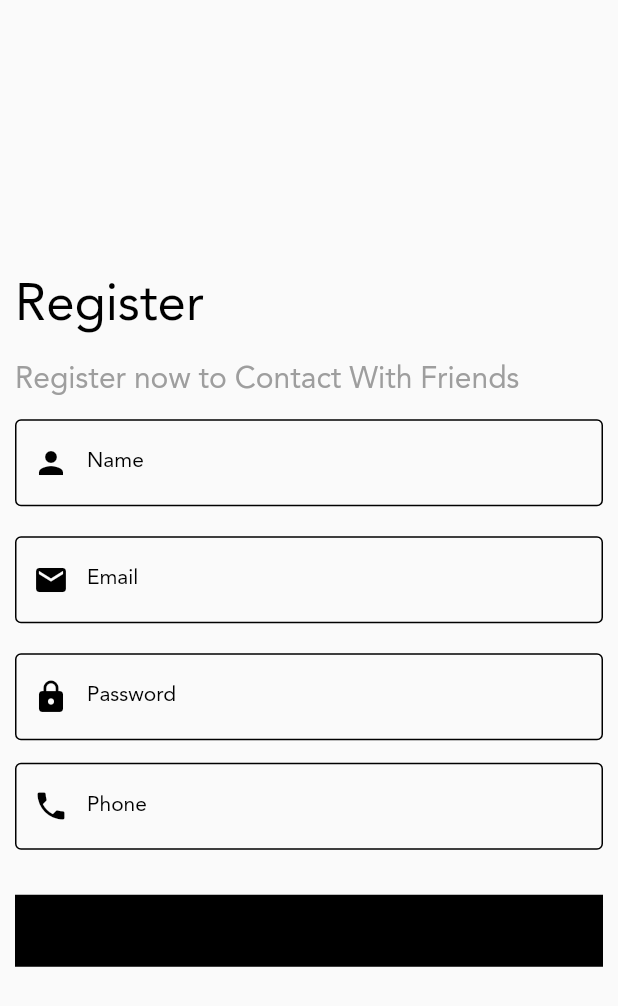
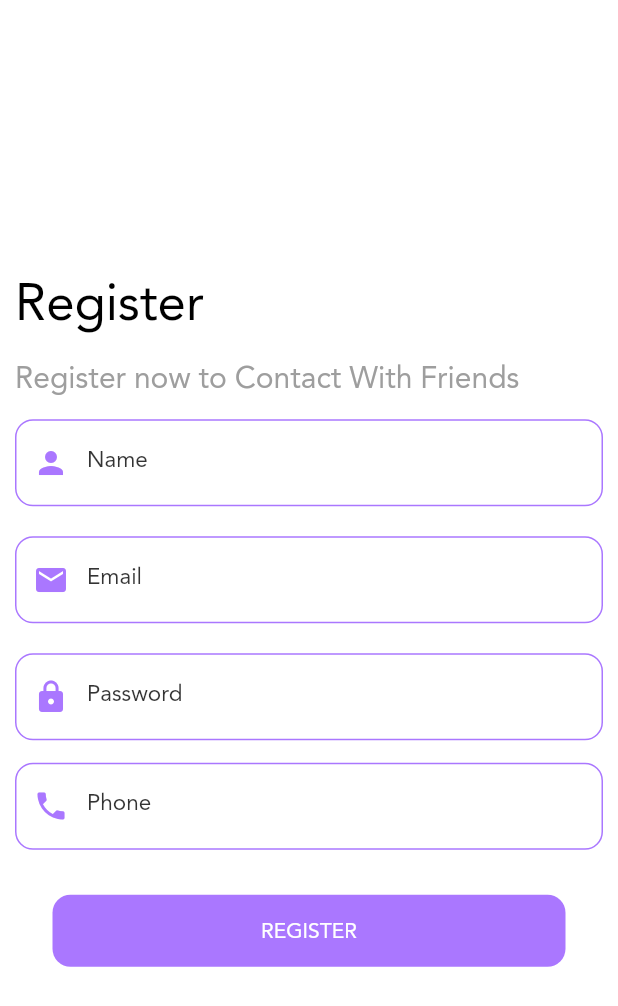
Before and after one commit to SABAHMOHAMEDD/Social-App, a Flutter app: the screen it shows after launch, after a tap on "Register", on a phone screen of 412 x 824 dp. Shown: the top 1006 px of the screen. Run offline on Flutter 3.47's test engine with Material 2 defaults, Android fonts, the phone set to English and light mode, and no system bars; our stand-ins replace another_flushbar, bloc, cloud_firestore, conditional_builder_null_safety, connectivity_plus, dio and 9 more; accounts and stored records are empty; network calls fail.

Commit message:
make overrr

```diff
--- a/lib/main.dart
+++ b/lib/main.dart
@@ -19,6 +19,7 @@ import 'firebase_options.dart';
 import 'modules/Home/cubit/cubit.dart';
 import 'modules/Home/layout.dart';
 import 'modules/login/cubit/cubit.dart';
+import 'modules/story/story_screen.dart';
 import 'my_chats/cubit/private_chats_cubit.dart';
 import 'my_chats/pages/private_chat_screen.dart';
 
@@ -57,7 +58,7 @@ class MyApp extends StatelessWidget {
           BlocProvider(
             create: (BuildContext context) => SocialCubit()
               ..GetUserData()
-              ..GetPosts(),
+              ,
           ),
     BlocProvider(create: (context) => InternetCubit()..checkConnection())
 
@@ -78,6 +79,7 @@ class MyApp extends StatelessWidget {
             NewPostScreen.RouteName: (_) => NewPostScreen(),
             EditProfileScreen.RouteName: (_) => EditProfileScreen(),
             PrivateChatScreen.routeName: (_) => PrivateChatScreen(),
+            StoryScreen.RouteName: (_) => StoryScreen(),
           },
           home: startWidget,
         ));
--- a/lib/modules/Home/cubit/cubit.dart
+++ b/lib/modules/Home/cubit/cubit.dart
@@ -16,6 +16,7 @@ import 'package:social_app/modules/settings/settings_screen.dart';
 import '../../../my_chats/pages/all_chats_screen.dart';
 import '../../../shared/components/constant.dart';
 import '../../../shared/network/local/cache_helper.dart';
+import '../../new_post/new_post_screen.dart';
 
 class SocialCubit extends Cubit<SocialStates> {
   SocialCubit() : super(IntialState()); // need intial state in the super
@@ -31,6 +32,8 @@ class SocialCubit extends Cubit<SocialStates> {
       print(value.data());
 
       model = UserModel.fromJson(value.data()!);
+      CacheHelper.saveData(key: "uId", value: model!.uId);
+
       emit(GetUserSuccessState());
     }).catchError((error) {
       print(error.toString());
@@ -42,14 +45,16 @@ class SocialCubit extends Cubit<SocialStates> {
   List<Widget> Screens = [
     FeedScreen(),
     MyChatsScreen(),
+    NewPostScreen(),
+    SettingScreen(),
     ProfileScreen(),
-    SettingScreen()
   ];
   List<String> title = [
     'Home',
     'Chat',
+    'Create Post',
+    'Settings',
     'Profile',
-    'Settings',
   ];
 
   void ChangebottomNavBar(int index) {
@@ -263,6 +268,7 @@ class SocialCubit extends Cubit<SocialStates> {
   List<PostModel> posts = [];
 
   void GetPosts() {
+    posts = [];
     emit(GetPostsLoadingState());
 
     FirebaseFirestore.instance.collection('posts').get().then((value) {
@@ -274,7 +280,6 @@ class SocialCubit extends Cubit<SocialStates> {
       emit(GetPostsErrorState(error));
     });
   }
-
 
   List<UserModel> users = [];
 
@@ -293,6 +298,4 @@ class SocialCubit extends Cubit<SocialStates> {
       print(error.toString());
     });
   }
-
-
 }
--- a/lib/modules/Register/Register_screen.dart
+++ b/lib/modules/Register/Register_screen.dart
@@ -29,6 +29,8 @@ class RegisterScreen extends StatelessWidget {
         },
         builder: (context, state) {
           return Scaffold(
+            backgroundColor: Colors.white,
+
             body: Center(
               child: SingleChildScrollView(
                 child: Form(
@@ -54,6 +56,7 @@ class RegisterScreen extends StatelessWidget {
                           height: 10,
                         ),
                         defaultFormField(
+                            cursorColor: Colors.black,
                             controller: nameController,
                             type: TextInputType.name,
                             onChange: () {},
@@ -69,6 +72,7 @@ class RegisterScreen extends StatelessWidget {
                           height: 20,
                         ),
                         defaultFormField(
+                            cursorColor: Colors.black,
                             controller: emailController,
                             type: TextInputType.emailAddress,
                             onChange: () {},
@@ -84,6 +88,7 @@ class RegisterScreen extends StatelessWidget {
                           height: 20,
                         ),
                         defaultFormField(
+                            cursorColor: Colors.black,
                             controller: passwordController,
                             type: TextInputType.visiblePassword,
                             onChange: () {},
@@ -99,6 +104,7 @@ class RegisterScreen extends StatelessWidget {
                           height: 15,
                         ),
                         defaultFormField(
+                            cursorColor: Colors.black,
                             controller: phoneController,
                             type: TextInputType.phone,
                             onChange: () {},
@@ -115,20 +121,26 @@ class RegisterScreen extends StatelessWidget {
                         ),
                         ConditionalBuilder(
                             condition: state is! RegisterLoadinState,
-                            builder: (context) => defaultButton(
+                            builder: (context) => Padding(
+                                  padding: EdgeInsets.symmetric(horizontal: 25),
+                                  child: defaultButton(
+                                      colorText: Colors.white,
                                       function: () {
                                         if (formKey.currentState!.validate()) {
-                                    RegisterCubit.get(context).userRegister(
+                                          RegisterCubit.get(context)
+                                              .userRegister(
                                                   name: nameController.text,
                                                   email: emailController.text,
-                                        password: passwordController.text,
+                                                  password:
+                                                      passwordController.text,
                                                   phone: phoneController.text);
                                         }
                                       },
                                       text: 'Register',
                                       background: Colors.black),
-                            fallback: (context) =>
-                                Center(child: CircularProgressIndicator())),
+                                ),
+                            fallback: (context) => const Center(
+                                child: CircularProgressIndicator())),
                         SizedBox(
                           height: 10,
                         ),
--- a/lib/modules/login/cubit/cubit.dart
+++ b/lib/modules/login/cubit/cubit.dart
@@ -2,6 +2,8 @@ import 'package:firebase_auth/firebase_auth.dart';
 import 'package:flutter/material.dart';
 import 'package:flutter_bloc/flutter_bloc.dart';
 import 'package:social_app/modules/login/cubit/states.dart';
+
+import '../../../shared/network/local/cache_helper.dart';
 
 class LoginCubit extends Cubit<LoginStates> {
   LoginCubit() : super(LoginIntialState()); // need intial state in the super
@@ -30,6 +32,10 @@ class LoginCubit extends Cubit<LoginStates> {
         .signInWithEmailAndPassword(email: email, password: password)
         .then((value) {
       print(value.user?.email);
+      CacheHelper.saveData(key: "uId", value: value.user!.uid);
+      print("??????????????????????????????????????");
+      print(CacheHelper.getData(key: 'uId'));
+
       emit(LoginSuccessState(value.user!.uid));
     }).catchError((error) {
       emit(LoginErrorState(error.toString()));
--- a/lib/modules/login/login_screen.dart
+++ b/lib/modules/login/login_screen.dart
@@ -35,6 +35,7 @@ class LoginScreen extends StatelessWidget {
         },
         builder: (context, state) {
           return Scaffold(
+            backgroundColor: Colors.white,
             body: Center(
               child: SingleChildScrollView(
                 child: Form(
@@ -60,6 +61,7 @@ class LoginScreen extends StatelessWidget {
                           height: 20,
                         ),
                         defaultFormField(
+                            cursorColor: Colors.black,
                             controller: emailController,
                             type: TextInputType.emailAddress,
                             onChange: () {},
@@ -72,12 +74,10 @@ class LoginScreen extends StatelessWidget {
                             label: 'Email',
                             prefix: Icons.email),
                         SizedBox(
-                          height: 20,
-                        ),
-                        SizedBox(
                           height: 15,
                         ),
                         defaultFormField(
+                            cursorColor: Colors.black,
                             controller: passwordController,
                             type: TextInputType.visiblePassword,
                             onChange: () {},
@@ -94,19 +94,24 @@ class LoginScreen extends StatelessWidget {
                         ),
                         ConditionalBuilder(
                             condition: true,
-                            builder: (context) => defaultButton(
+                            builder: (context) => Padding(
+                                  padding: const EdgeInsets.symmetric(
+                                      horizontal: 25),
+                                  child: defaultButton(
+                                      colorText: Colors.white,
                                       function: () {
                                         if (formKey.currentState?.validate() ==
                                             true) {
                                           LoginCubit.get(context).userLogin(
                                               email: emailController.text,
-                                        password: passwordController.text);
+                                              password:
+                                                  passwordController.text);
                                           //  Navigator.pushReplacementNamed(context, HomeScreen.RouteName);
-
                                         }
                                       },
                                       text: 'Login',
-                                background: Colors.black),
+                                      background: Color(0xFFAA77FF)),
+                                ),
                             fallback: (context) =>
                                 Center(child: CircularProgressIndicator())),
                         SizedBox(
@@ -130,7 +135,7 @@ class LoginScreen extends StatelessWidget {
                                 child: const Text(
                                   'Register',
                                   style: TextStyle(
-                                      fontSize: 17, color: Colors.redAccent),
+                                      fontSize: 17, color: Color(0xFFAA77FF)),
                                 ))
                           ],
                         )
--- a/lib/shared/components/components.dart
+++ b/lib/shared/components/components.dart
@@ -3,22 +3,19 @@ import 'package:flutter/services.dart';
 import 'package:fluttertoast/fluttertoast.dart';
 import 'package:social_app/theme/mytheme.dart';
 
+import '../../constants.dart';
+
 Widget defaultButton({
-  double width = double.infinity,
-  double? height,
   required Color background,
   bool isUpperCase = true,
-  double radius = 0.0,
   required Function? function(),
   required String text,
   Color? colorText,
 }) =>
     Container(
-      height: height,
-      width: width,
+      width: double.infinity,
       child: MaterialButton(
         elevation: 0,
-        color: MyTheme.primaryColor,
         onPressed: function,
         child: Text(
           isUpperCase ? text.toUpperCase() : text,
@@ -26,8 +23,9 @@ Widget defaultButton({
         ),
       ),
       decoration: BoxDecoration(
-          borderRadius: BorderRadius.circular(radius),
-          color: MyTheme.primaryColor),
+        borderRadius: BorderRadius.circular(12),
+        color: Color(0xFFAA77FF),
+      ),
     );
 
 Widget defaultFormField(
@@ -53,17 +51,21 @@ Widget defaultFormField(
         labelText: label,
         prefixIcon: Icon(
           prefix,
-          color: MyTheme.primaryColor,
+          color: KPrimaryColor,
         ),
         suffixIcon: suffix != null ? Icon(suffix) : null,
         border: OutlineInputBorder(
-          borderSide: BorderSide(color: MyTheme.primaryColor, width: 1),
-        ),
+            borderSide: BorderSide(color: KPrimaryColor, width: 1),
+            borderRadius: BorderRadius.circular(12)),
         enabledBorder: OutlineInputBorder(
-            borderSide: BorderSide(color: MyTheme.primaryColor, width: 1)),
+            borderSide: BorderSide(color:KPrimaryColor, width: 1),
+            borderRadius: BorderRadius.circular(12)),
         focusedBorder: OutlineInputBorder(
-            borderSide: BorderSide(color: MyTheme.primaryColor, width: 1)),
-        labelStyle: TextStyle(color: MyTheme.primaryColor),
+            borderSide: BorderSide(color: KPrimaryColor, width: 1),
+borderRadius: BorderRadius.circular(12)
+
+),
+        labelStyle: TextStyle(color: MyTheme.primaryColor.withOpacity(0.8),fontSize: 15),
       ),
     );
 
--- a/lib/theme/mytheme.dart
+++ b/lib/theme/mytheme.dart
@@ -1,15 +1,18 @@
 import 'package:flutter/material.dart';
 import 'package:flutter/services.dart';
+
+import '../constants.dart';
 
 class MyTheme {
   static final Color primaryColor = Colors.black;
 
   static final ThemeData LightTheme = ThemeData(
+    scaffoldBackgroundColor: KSecondryColor,
+
     backgroundColor: Colors.white,
     fontFamily: 'j',
     primaryColor: Colors.black,
     appBarTheme: AppBarTheme(
-        backwardsCompatibility: true,
         systemOverlayStyle: SystemUiOverlayStyle(
             statusBarColor: Colors.white,
             statusBarIconBrightness: Brightness.dark),
@@ -44,11 +47,10 @@ class MyTheme {
 
   static final ThemeData DarkTheme = ThemeData(
     primaryColor: Colors.white,
-    scaffoldBackgroundColor: Colors.white24,
+    scaffoldBackgroundColor: KSecondryColor,
     backgroundColor: Colors.black12,
     fontFamily: 'j',
     appBarTheme: AppBarTheme(
-        backwardsCompatibility: false,
         systemOverlayStyle: SystemUiOverlayStyle(
             statusBarColor: Colors.white,
             statusBarIconBrightness: Brightness.dark),
```
Also changed, not shown: lib/constants.dart (+6 -40 lines), lib/modules/Home/layout.dart (+11 -2 lines), lib/modules/edit_profile/edit_profile_screen.dart (+24 -1 lines), lib/modules/feeds/feeds_screen.dart (+156 -121 lines), lib/modules/settings/settings_screen.dart (+26 -1 lines), lib/modules/story/story_screen.dart (added, +32 -0 lines), lib/my_date_utils.dart (+12 -12 lines), pubspec.yaml (+20 -6 lines), assets/images/interaction.png (added), pubspec.lock, 18 other files. Lines whose indentation alone changed are shown as unchanged.
